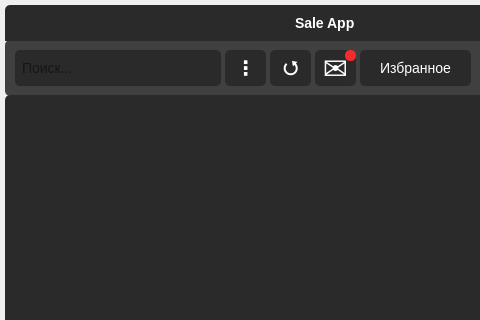
This is autorization_mainwindow/autorization_mainwindow.ui in b0shka/selling_apps as Qt 5 draws it before an edit; both pictures show x 0 to 480 and y 0 to 320 of the 679 by 474 pixel window. The edited form follows.
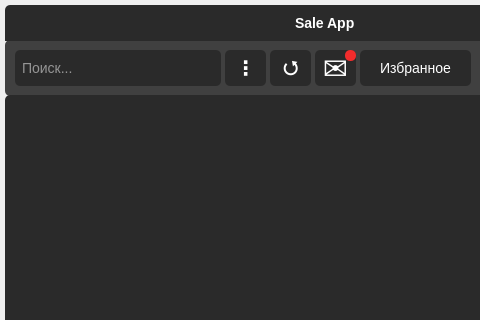
This is the edited form.

```diff
--- a/autorization_mainwindow/autorization_mainwindow.ui
+++ b/autorization_mainwindow/autorization_mainwindow.ui
@@ -96,7 +96,8 @@
 background-color: #2a2a2a;
 border-radius: 5px;
 border: none;
-font-size: 14px;</string>
+font-size: 14px;
+color: white;</string>
      </property>
      <property name="placeholderText">
       <string>Поиск...</string>
```
